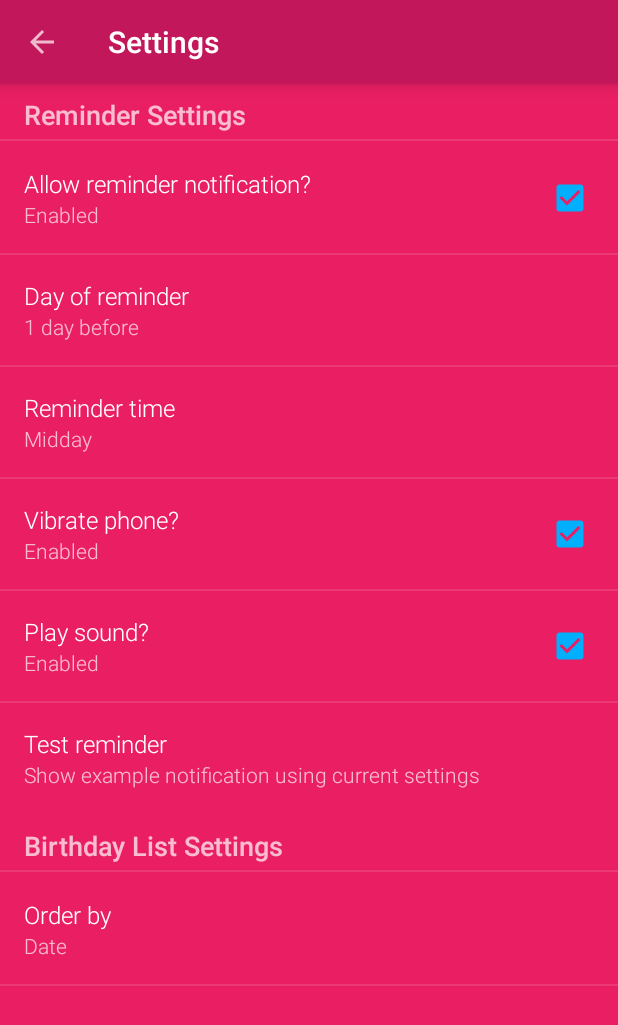
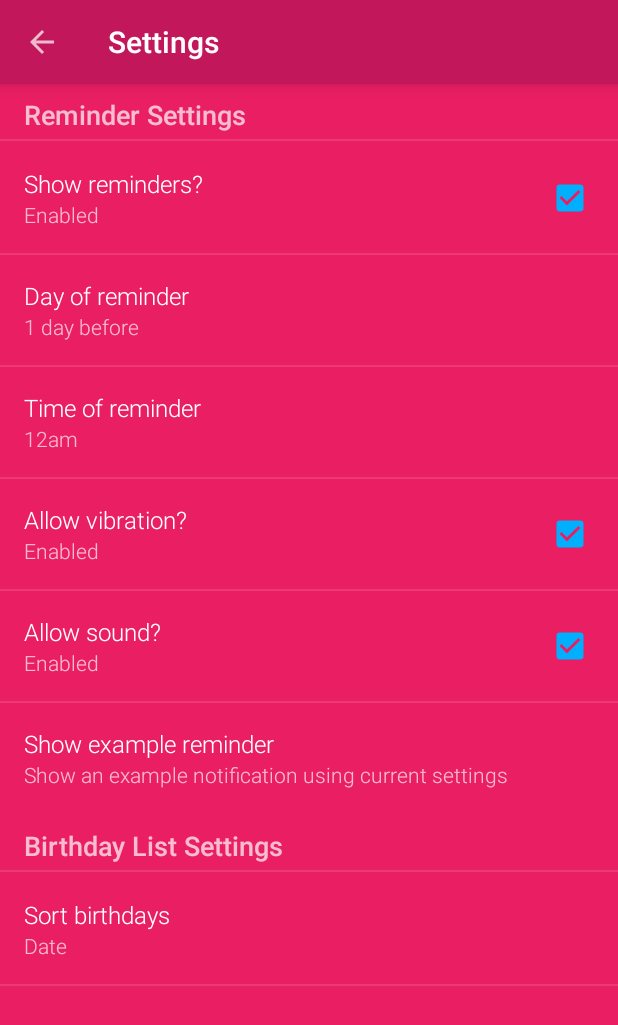
Before and after one commit to Julesssss/BirthdayReminder, an Android app: the screen it shows after launch (SettingsActivity), in the options menu, after a tap on "Settings", on a phone screen of 412 x 824 dp. Shown: the top 1025 px of the screen. Run offline under Robolectric (Android 15) with nearby library versions, the light colour scheme and no system bars.

Commit message:
Finished list animation. Refactored all text to Strings, sorted references.

```diff
--- a/app/src/main/java/website/julianrosser/birthdays/AlarmNotificationBuilder.java
+++ b/app/src/main/java/website/julianrosser/birthdays/AlarmNotificationBuilder.java
@@ -75,6 +75,7 @@ public class AlarmNotificationBuilder extends BroadcastReceiver {
 
         // Output
         Log.i(getClass().getSimpleName(), "" + mMessageString + " - notification at: " + DateFormat.getDateTimeInstance().format(new Date()));
+
     }
 
     public static boolean getVibrationAllowedPref(Context c) {
--- a/app/src/main/java/website/julianrosser/birthdays/DialogFragments/AddEditFragment.java
+++ b/app/src/main/java/website/julianrosser/birthdays/DialogFragments/AddEditFragment.java
@@ -12,7 +12,6 @@ import android.support.v4.app.DialogFragment;
 import android.support.v4.app.Fragment;
 import android.support.v7.app.AlertDialog;
 import android.support.v7.view.ContextThemeWrapper;
-import android.util.Log;
 import android.util.TypedValue;
 import android.view.LayoutInflater;
 import android.view.View;
@@ -93,13 +92,12 @@ public class AddEditFragment extends DialogFragment {
         if (bundle != null) {
             ADD_OR_EDIT_MODE = bundle.getInt(MODE_KEY, MODE_ADD);
 
-        } else { // Fallback to default Mode todo - is this even possible?
+        } else { // Fallback to default mode
             ADD_OR_EDIT_MODE = MODE_ADD;
-            Log.e(TAG, "Bundle is null!");
         }
     }
 
-    @NonNull // todo - why?
+    @NonNull
     @Override
     public Dialog onCreateDialog(Bundle savedInstanceState) {
 
@@ -109,12 +107,12 @@ public class AddEditFragment extends DialogFragment {
         LayoutInflater inflater = getActivity().getLayoutInflater();
 
         // Inflate the brilliantly designed layout, passing null as the parent view because its
-        // going in the dialog layout // todo - what does this mean?
+        // going in the dialog layout
         view = inflater.inflate(R.layout.add_edit_birthday_fragment, null);
 
         // Get DatePicker reference and hide year spinner
         final DatePicker datePicker = (DatePicker) view.findViewById(R.id.datePicker);
-        datePicker.findViewById(Resources.getSystem().getIdentifier("year", "id", "android")).setVisibility(View.GONE); // todo - why id & android?
+        datePicker.findViewById(Resources.getSystem().getIdentifier("year", "id", "android")).setVisibility(View.GONE);
 
         // Set Birthday name and birth date if in Edit mode
         if (ADD_OR_EDIT_MODE == MODE_EDIT) {
@@ -125,7 +123,7 @@ public class AddEditFragment extends DialogFragment {
             // Move cursor to end of text
             editText.setSelection(editText.getText().length());
 
-            datePicker.updateDate(2016, bundle.getInt(MONTH_KEY), bundle.getInt(DATE_KEY)); // TODO!!!! 2015 is irrelevent???  no effect?
+            datePicker.updateDate(2016, bundle.getInt(MONTH_KEY), bundle.getInt(DATE_KEY));
         }
 
         // Set view, then add buttons and title
@@ -176,7 +174,7 @@ public class AddEditFragment extends DialogFragment {
         final EditText editText = (EditText) view.findViewById(R.id.editTextName);
         final DatePicker datePicker = (DatePicker) view.findViewById(R.id.datePicker);
 
-        // Use my custom onFocusChange function. // todo - use view.OnFocus... ? Not View
+        // Use my custom onFocusChange function.
         View.OnFocusChangeListener onFocusChangeListener = new MyFocusChangeListener();
         editText.setOnFocusChangeListener(onFocusChangeListener);
 
@@ -220,7 +218,7 @@ public class AddEditFragment extends DialogFragment {
 
     /**
      * Custom OnFocusChangeListener which enables focus to be taken away from EditText, so that the
-     * soft keyboard can be hidden. // todo - Test use of DATEPICKER, CLICK ON DATE, THEN EDIT
+     * soft keyboard can be hidden.
      */
     private class MyFocusChangeListener implements View.OnFocusChangeListener {
 
--- a/app/src/main/java/website/julianrosser/birthdays/RecyclerListFragment.java
+++ b/app/src/main/java/website/julianrosser/birthdays/RecyclerListFragment.java
@@ -23,7 +23,7 @@ public class RecyclerListFragment extends android.support.v4.app.Fragment {
     // Reference to recyclerView
     public static RecyclerView recyclerView;
 
-    // Reference to view which shows when list empty. todo - needed globally?
+    // Reference to view which shows when list empty.
     static View emptyView;
 
     // Need this reference to show onResume
@@ -100,7 +100,7 @@ public class RecyclerListFragment extends android.support.v4.app.Fragment {
     }
 
     // Show or hide the 'no birthdays found' message depending on size of birthday Array
-    public static void showEmptyMessageIfRequired() { // todo - remove then replace to prevent redraw?
+    public static void showEmptyMessageIfRequired() {
 
         if (MainActivity.birthdaysList.isEmpty()) {
             emptyView.setVisibility(View.VISIBLE);
--- a/app/src/main/java/website/julianrosser/birthdays/RecyclerViewAdapter.java
+++ b/app/src/main/java/website/julianrosser/birthdays/RecyclerViewAdapter.java
@@ -72,11 +72,11 @@ public class RecyclerViewAdapter
 
                 // Notify user of change. If birthday is today, let user know alarm is set for next year
                 if (birthday.getDaysBetween() == 0 && birthday.getRemind()) {
-                    Snackbar.make(viewHolder.imageAlarm, "Reminder for " + birthday.getName() +
+                    Snackbar.make(viewHolder.imageAlarm, "Reminder for " + birthday.getName() + " " +
                             birthday.getReminderString() + " for next year", Snackbar.LENGTH_LONG).show();
 
                 } else {
-                    Snackbar.make(viewHolder.imageAlarm, "Reminder for " + birthday.getName() +
+                    Snackbar.make(viewHolder.imageAlarm, "Reminder for " + birthday.getName() + " " +
                             birthday.getReminderString(), Snackbar.LENGTH_LONG).show();
                 }
 
--- a/app/src/main/java/website/julianrosser/birthdays/SetAlarmsService.java
+++ b/app/src/main/java/website/julianrosser/birthdays/SetAlarmsService.java
@@ -153,7 +153,7 @@ public class SetAlarmsService extends Service {
             // Build message String
             String messageString = "" + b.getName() + "'s birthday is " + Birthday.getFormattedStringDay(b, mContext);
 
-            mNotificationReceiverIntent.putExtra(AlarmNotificationBuilder.STRING_MESSAGE_KEY, messageString); //
+            mNotificationReceiverIntent.putExtra(AlarmNotificationBuilder.STRING_MESSAGE_KEY, messageString);
 
             // Create pending Intent using Intent we just built
             PendingIntent mNotificationReceiverPendingIntent = PendingIntent
@@ -165,9 +165,6 @@ public class SetAlarmsService extends Service {
             mAlarmManager.set(AlarmManager.RTC_WAKEUP,
                     System.currentTimeMillis() + alarmDelayInMillis,
                     mNotificationReceiverPendingIntent);
-
-            Date dateOfAlarm = new Date();
-            dateOfAlarm.setTime(dateOfAlarm.getTime() + alarmDelayInMillis);
         }
     }
 
--- a/app/src/main/java/website/julianrosser/birthdays/SettingsActivity.java
+++ b/app/src/main/java/website/julianrosser/birthdays/SettingsActivity.java
@@ -142,11 +142,11 @@ public class SettingsActivity extends AppCompatActivity {
 
         // Build notification
         Notification.Builder notificationBuilder = new Notification.Builder(
-                context).setTicker("(Test!) Julian's birthday is tomorrow!")
+                context).setTicker("(EXAMPLE!) Julian's birthday is tomorrow!")
                 .setSmallIcon(R.drawable.ic_cake_white_24dp)
                 .setAutoCancel(true)
                 .setContentTitle(context.getString(R.string.notification_title))
-                .setContentText("(Test!) Julian's birthday is tomorrow!")
+                .setContentText("(EXAMPLE) Julian's " + "birthday is tomorrow!")
                 .setContentIntent(mContentIntent);
 
         if (AlarmNotificationBuilder.getVibrationAllowedPref(context)) {
--- a/app/src/main/res/layout/fragment_main.xml
+++ b/app/src/main/res/layout/fragment_main.xml
@@ -24,8 +24,6 @@
         android:src="@drawable/ic_cake_white_24dp"
         app:elevation="6dp"
         app:rippleColor="@color/colorPrimaryDark" />
-        <!--app:layout_behavior="website.julianrosser.birthdays.ScrollAwareFABBehavior"-->
-
 
     <LinearLayout
         android:id="@+id/empty_view"
--- a/app/src/main/res/values/arrays.xml
+++ b/app/src/main/res/values/arrays.xml
@@ -12,14 +12,14 @@
 
     <!-- Day of reminder  -->
     <string-array name="dayRemindEntries">
-        <item>On the day</item>
-        <item>1 day before</item>
-        <item>2 days before</item>
-        <item>3 days before</item>
-        <item>4 days before</item>
-        <item>5 days before</item>
-        <item>6 days before</item>
-        <item>A week before</item>
+        <item>@string/day0</item>
+        <item>@string/day1</item>
+        <item>@string/day2</item>
+        <item>@string/day3</item>
+        <item>@string/day4</item>
+        <item>@string/day5</item>
+        <item>@string/day6</item>
+        <item>@string/day7</item>
     </string-array>
 
     <string-array name="dayRemindValues">
@@ -35,9 +35,9 @@
 
     <!-- Time off reminder  -->
     <string-array name="timeRemindEntries">
-        <item>Morning</item>
-        <item>Midday</item>
-        <item>Evening</item>
+        <item>8am</item>
+        <item>12am</item>
+        <item>5pm</item>
     </string-array>
 
     <string-array name="timeRemindValues">
@@ -48,8 +48,8 @@
 
     <!-- Sorting preference  -->
     <string-array name="pref_sort_entries">
-        <item>Date</item>
-        <item>Name</item>
+        <item>@string/date</item>
+        <item>@string/name</item>
     </string-array>
 
     <string-array name="pref_sort_values">
--- a/app/src/main/res/values/strings.xml
+++ b/app/src/main/res/values/strings.xml
@@ -7,6 +7,8 @@
     <string name="title_activity_settings">Settings</string>
     <string name="notification_title">Birthday Reminder</string>
     <string name="title_activity_help">Help</string>
+    <string name="pref_category_reminder">Reminder Settings</string>
+    <string name="pref_category_list">List Settings</string>
 
     <!-- Menu -->
     <string name="action_help">Help</string>
@@ -23,50 +25,76 @@
     <!-- Information & help Text -->
     <string name="empty_list_message">Tap the Birthday cake icon to start adding birthdays!</string>
 
-    <!-- Preferences -->
-    <!-- Days before Preference -->
-    <string name="pref_days_before_key" translatable="false">day_before_key</string>
-    <string name="choice_1_day">1 day before</string>
+    <string name="date_today">Today</string>
+    <string name="date_tomorrow">Tomorrow</string>
+    <string name="date_week">next week</string>
+    <string name="date_monday">Monday</string>
+    <string name="date_tuesday">Tuesday</string>
+    <string name="date_wednesday">Wednesday</string>
+    <string name="date_thursday">Thursday</string>
+    <string name="date_friday">Friday</string>
+    <string name="date_saturday">Saturday</string>
+    <string name="date_sunday">Sunday</string>
+    <string name="date_this">this </string>
+    <string name="date_days">Days</string>
+    <string name="reminder_set">set</string>
+    <string name="reminder_canceled">canceled</string>
+
+    <!-- Preference Strings -->
+    <string name="enabled">Enabled</string>
+    <string name="disabled">Disabled</string>
+    <string name="date">Date</string>
+    <string name="name">Name</string>
+    <string name="day0">On the day</string>
+    <string name="day1">1 day before</string>
+    <string name="day2">2 days before</string>
+    <string name="day3">3 days before</string>
+    <string name="day4">4 days before</string>
+    <string name="day5">5 days before</string>
+    <string name="day6">6 days before</string>
+    <string name="day7">7 days before</string>
     <string name="pref_remind_day_title">Remind me</string>
     <string name="pref_remind_day_title_dialog">Day of reminder</string>
+    <string name="pref_remind_time_title">Time of reminder</string>
+    <string name="pref_enable_notifications_label">Show reminders?</string>
+    <string name="pref_vibrate_label">Allow vibration?</string>
+    <string name="pref_sound_label">Allow sound?</string>
+    <string name="pref_test_notification_summary">Show an example notification using current settings</string>
+    <string name="pref_test_notification_title">Show example reminder</string>
+    <string name="pref_sort_by_title">Sort birthdays</string>
+    <string name="pref_sort_by_title_dialog">Sort birthdays by</string>
+
+    <!-- Preferences keys -->
+    <string name="pref_days_before_key" translatable="false">day_before_key</string>
+    <string name="choice_1_day">@string/day3</string>
     <string name="pref_time_before_key">time_before_key</string>
-    <string name="pref_remind_time_title_dialog">Reminder time</string>
-    <string name="pref_remind_time_title">Reminder time</string>
+    <string name="pref_enable_notifications_key" translatable="false">enable_notification</string>
+    <string name="pref_enable_notifications_true">@string/enabled</string>
+    <string name="pref_enable_notifications_false">@string/disabled</string>
+    <string name="pref_enable_notifications_default" translatable="false">true</string>
+
+    <!-- Strings related to Vibration preference -->
+    <string name="pref_vibrate_key" translatable="false">enable_vibration</string>
+    <string name="pref_vibrate_true">@string/enabled</string>
+    <string name="pref_vibrate_false">@string/disabled</string>
+    <string name="pref_vibrate_default" translatable="false">true</string>
+
+    <!-- Strings related to Sound preference -->
+    <string name="pref_sound_key" translatable="false">enable_sound</string>
+    <string name="pref_sound_true">@string/enabled</string>
+    <string name="pref_sound_false">@string/disabled</string>
+    <string name="pref_sound_default" translatable="false">true</string>
+
+    <!-- Strings related to test notification preference -->
+    <string name="pref_test_notification_key" translatable="false">test_notification</string>
+
+    <!-- Sorting Preference -->
+    <string name="pref_sort_by_key" translatable="false">sort_by_key</string>
 
     <!-- Time of reminder preference -->
     <string name="pref_time_8" translatable="false">8</string>
     <string name="pref_time_12" translatable="false">12</string>
     <string name="pref_time_17" translatable="false">17</string>
 
-    <!-- Strings related to Notification Enabled preference -->
-    <string name="pref_enable_notifications_key" translatable="false">enable_notification</string>
-    <string name="pref_enable_notifications_label">Allow reminder notification?</string>
-    <string name="pref_enable_notifications_true">Enabled</string>
-    <string name="pref_enable_notifications_false">Not Enabled</string>
-    <string name="pref_enable_notifications_default" translatable="false">true</string>
-
-    <!-- Strings related to Vibration preference -->
-    <string name="pref_vibrate_key" translatable="false">enable_vibration</string>
-    <string name="pref_vibrate_label">Vibrate phone?</string>
-    <string name="pref_vibrate_true">Enabled</string>
-    <string name="pref_vibrate_false">Not Enabled</string>
-    <string name="pref_vibrate_default" translatable="false">true</string>
-
-    <!-- Strings related to Sound preference -->
-    <string name="pref_sound_key" translatable="false">enable_sound</string>
-    <string name="pref_sound_label">Play sound?</string>
-    <string name="pref_sound_true">Enabled</string>
-    <string name="pref_sound_false">Not Enabled</string>
-    <string name="pref_sound_default" translatable="false">true</string>
-
-    <!-- Strings related to test notification preference -->
-    <string name="pref_test_notification_key" translatable="false">test_notification</string>
-    <string name="pref_test_notification_summary">Show example notification using current settings</string>
-    <string name="pref_test_notification_title">Test reminder</string>
-
-    <!-- Sorting Preference -->
-    <string name="pref_sort_by_key" translatable="false">sort_by_key</string>
-    <string name="pref_sort_by_title">Order by</string>
-
 
 </resources>
--- a/app/src/main/res/xml/preferences.xml
+++ b/app/src/main/res/xml/preferences.xml
@@ -14,7 +14,7 @@
 
         <ListPreference
             android:defaultValue="1"
-            android:dialogTitle="@string/pref_remind_day_title_dialog"
+            android:dialogTitle="@string/pref_remind_day_title"
             android:entries="@array/dayRemindEntries"
             android:entryValues="@array/dayRemindValues"
             android:key="@string/pref_days_before_key"
@@ -22,11 +22,11 @@
 
         <ListPreference
             android:defaultValue="@string/pref_time_12"
-            android:dialogTitle="@string/pref_remind_time_title"
+            android:dialogTitle="@string/pref_remind_day_title"
             android:entries="@array/timeRemindEntries"
             android:entryValues="@array/timeRemindValues"
             android:key="@string/pref_time_before_key"
-            android:title="@string/pref_remind_time_title_dialog" />
+            android:title="@string/pref_remind_time_title" />
 
         <CheckBoxPreference
             android:defaultValue="@string/pref_vibrate_default"
```
Also changed, not shown: app/src/main/java/website/julianrosser/birthdays/Birthday.java (+24 -62 lines), app/src/main/java/website/julianrosser/birthdays/MainActivity.java (+4 -4 lines), app/src/main/java/website/julianrosser/birthdays/ScrollAwareFABBehavior.java (deleted, +0 -38 lines), 1 other file.
